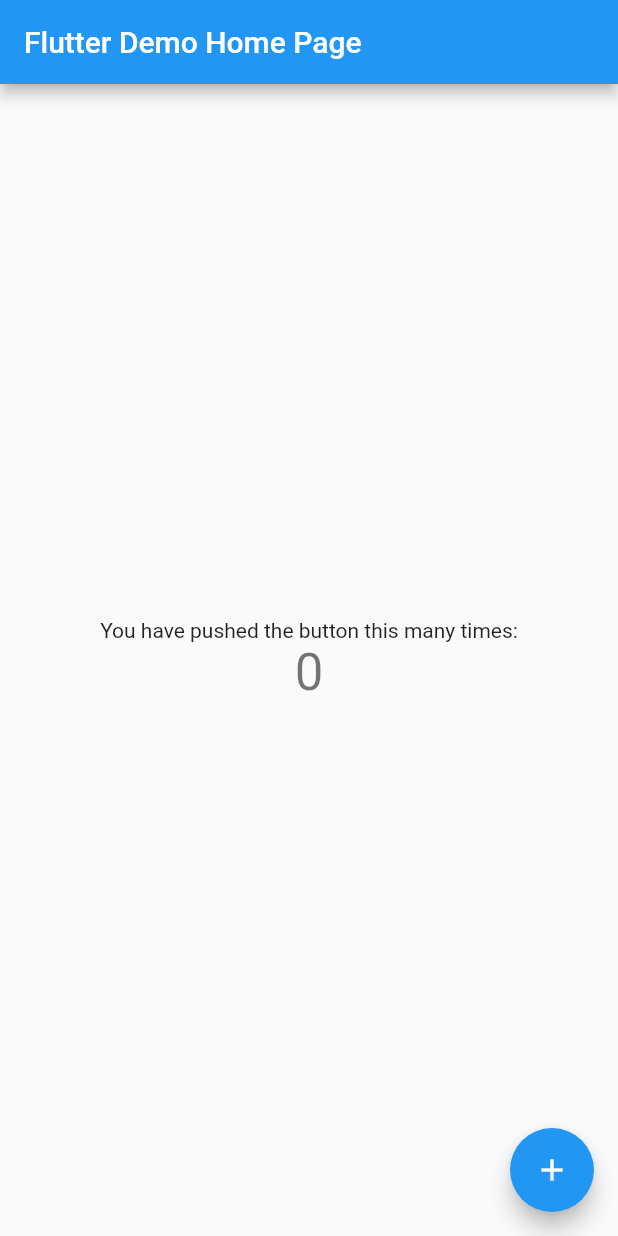
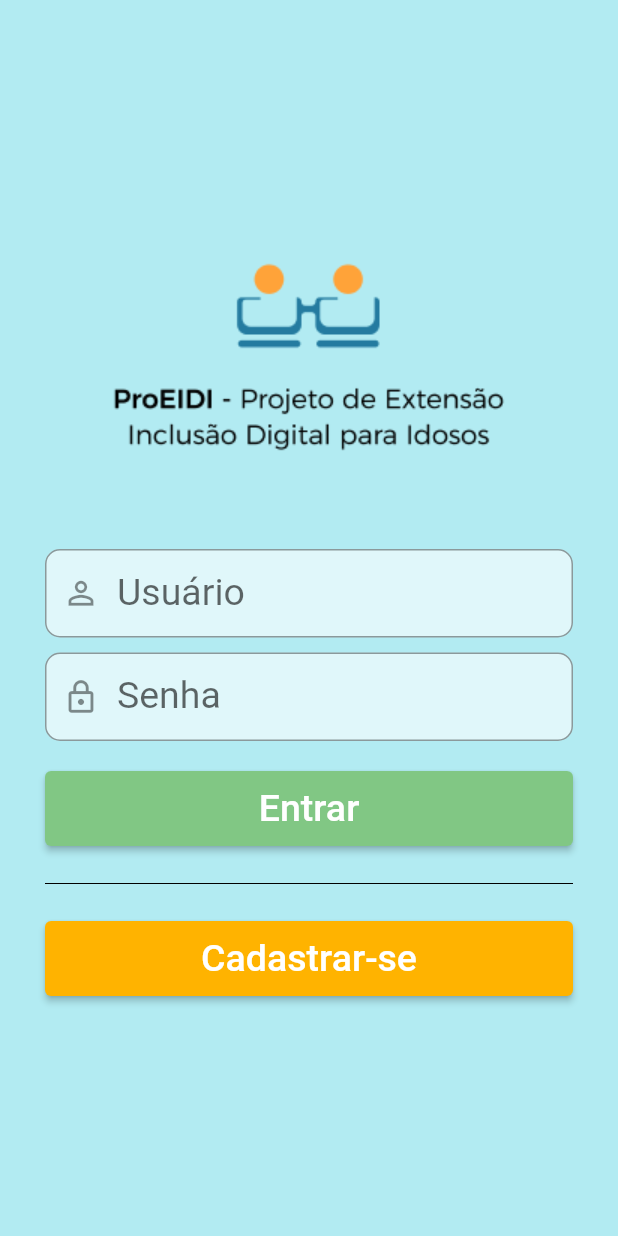
Before and after one commit to genarciso/projeto_forum_proeidi, a Flutter app: the screen it shows after launch, on a phone screen of 412 x 824 dp. Run offline on Flutter 3.47's test engine with Material 2 defaults, Android fonts, the phone set to English and light mode, and no system bars.

Commit message:
Criado menu, login e estrutura das telas do projeto

```diff
--- a/lib/main.dart
+++ b/lib/main.dart
@@ -1,113 +1,25 @@
 import 'package:flutter/material.dart';
+import 'package:projeto_forum_proeidi/ui/login/login.dart';
+import 'package:projeto_forum_proeidi/ui/topico/topico.dart';
 
 void main() {
   runApp(MyApp());
 }
 
 class MyApp extends StatelessWidget {
-  // This widget is the root of your application.
   @override
   Widget build(BuildContext context) {
     return MaterialApp(
-      title: 'Flutter Demo',
+      title: 'Forum ProEIDI',
       theme: ThemeData(
-        // This is the theme of your application.
-        //
-        // Try running your application with "flutter run". You'll see the
-        // application has a blue toolbar. Then, without quitting the app, try
-        // changing the primarySwatch below to Colors.green and then invoke
-        // "hot reload" (press "r" in the console where you ran "flutter run",
-        // or simply save your changes to "hot reload" in a Flutter IDE).
-        // Notice that the counter didn't reset back to zero; the application
-        // is not restarted.
-        primarySwatch: Colors.blue,
+        primarySwatch: Colors.cyan,
       ),
-      home: MyHomePage(title: 'Flutter Demo Home Page'),
+      initialRoute: '/',
+      routes: {
+        '/' : (context) => LoginPage(),
+        '/topico': (context) => TopicoPage(),
+      },
+
     );
   }
 }
-
-class MyHomePage extends StatefulWidget {
-  MyHomePage({Key key, this.title}) : super(key: key);
-
-  // This widget is the home page of your application. It is stateful, meaning
-  // that it has a State object (defined below) that contains fields that affect
-  // how it looks.
-
-  // This class is the configuration for the state. It holds the values (in this
-  // case the title) provided by the parent (in this case the App widget) and
-  // used by the build method of the State. Fields in a Widget subclass are
-  // always marked "final".
-
-  final String title;
-
-  @override
-  _MyHomePageState createState() => _MyHomePageState();
-}
-
-class _MyHomePageState extends State<MyHomePage> {
-  int _counter = 0;
-
-  void _incrementCounter() {
-    setState(() {
-      // This call to setState tells the Flutter framework that something has
-      // changed in this State, which causes it to rerun the build method below
-      // so that the display can reflect the updated values. If we changed
-      // _counter without calling setState(), then the build method would not be
-      // called again, and so nothing would appear to happen.
-      _counter++;
-    });
-  }
-
-  @override
-  Widget build(BuildContext context) {
-    // This method is rerun every time setState is called, for instance as done
-    // by the _incrementCounter method above.
-    //
-    // The Flutter framework has been optimized to make rerunning build methods
-    // fast, so that you can just rebuild anything that needs updating rather
-    // than having to individually change instances of widgets.
-    return Scaffold(
-      appBar: AppBar(
-        // Here we take the value from the MyHomePage object that was created by
-        // the App.build method, and use it to set our appbar title.
-        title: Text(widget.title),
-      ),
-      body: Center(
-        // Center is a layout widget. It takes a single child and positions it
-        // in the middle of the parent.
-        child: Column(
-          // Column is also a layout widget. It takes a list of children and
-          // arranges them vertically. By default, it sizes itself to fit its
-          // children horizontally, and tries to be as tall as its parent.
-          //
-          // Invoke "debug painting" (press "p" in the console, choose the
-          // "Toggle Debug Paint" action from the Flutter Inspector in Android
-          // Studio, or the "Toggle Debug Paint" command in Visual Studio Code)
-          // to see the wireframe for each widget.
-          //
-          // Column has various properties to control how it sizes itself and
-          // how it positions its children. Here we use mainAxisAlignment to
-          // center the children vertically; the main axis here is the vertical
-          // axis because Columns are vertical (the cross axis would be
-          // horizontal).
-          mainAxisAlignment: MainAxisAlignment.center,
-          children: <Widget>[
-            Text(
-              'You have pushed the button this many times:',
-            ),
-            Text(
-              '$_counter',
-              style: Theme.of(context).textTheme.headline4,
-            ),
-          ],
-        ),
-      ),
-      floatingActionButton: FloatingActionButton(
-        onPressed: _incrementCounter,
-        tooltip: 'Increment',
-        child: Icon(Icons.add),
-      ), // This trailing comma makes auto-formatting nicer for build methods.
-    );
-  }
-}
--- a/lib/ui/login/login.dart
+++ b/lib/ui/login/login.dart
@@ -0,0 +1,148 @@
+import 'package:flutter/cupertino.dart';
+import 'package:flutter/material.dart';
+import 'package:flutter/services.dart';
+
+class LoginPage extends StatefulWidget {
+  @override
+  _LoginPageState createState() => _LoginPageState();
+}
+
+class _LoginPageState extends State<LoginPage> {
+
+  String _usuario;
+  String _senha;
+
+  @override
+  Widget build(BuildContext context) {
+    return Scaffold(
+      backgroundColor: Colors.cyan.shade100,
+      body: SingleChildScrollView(
+        child: SizedBox(
+          width: MediaQuery.of(context).size.width,
+          height: MediaQuery.of(context).size.height,
+          child: Padding(
+            padding: EdgeInsets.only(left: 30, right: 30),
+            child: Column(
+              mainAxisAlignment: MainAxisAlignment.center,
+              children: [
+                Container(
+                  child: Image.asset('assets/images/logo.png'),
+                ),
+                SizedBox(height: 50,),
+                Container(
+                  decoration: BoxDecoration(
+                      color: Colors.cyan.shade50,
+                      borderRadius: BorderRadius.circular(10)
+                  ),
+                  child: TextField(
+                    keyboardType: TextInputType.emailAddress,
+                    decoration: InputDecoration(
+                        labelStyle: TextStyle(
+                            fontSize: 25
+                        ),
+                        prefixIcon: Icon(
+                          Icons.person_outline_outlined,
+                          size: 25,
+                        ),
+                        labelText: 'Usuário',
+                        border: OutlineInputBorder(
+                            borderRadius: BorderRadius.circular(10)
+                        )
+                    ),
+                    onChanged: (text) {
+                      _usuario = text;
+                    },
+                  ),
+                ),
+                SizedBox(
+                  height: 10,
+                ),
+                Container(
+                  decoration: BoxDecoration(
+                      color: Colors.cyan.shade50,
+                      borderRadius: BorderRadius.circular(10)
+                  ),
+                  child: TextField(
+                    obscureText: true,
+                    decoration: InputDecoration(
+                        prefixIcon: Icon(
+                          Icons.lock_outlined,
+                          size: 25,
+                        ),
+                        labelStyle: TextStyle(
+                            fontSize: 25
+                        ),
+                        labelText: 'Senha',
+                        border: OutlineInputBorder(
+                            borderRadius: BorderRadius.circular(10)
+                        )
+                    ),
+                    onChanged: (text) {
+                      _senha = text;
+                    },
+                  ),
+                ),
+                SizedBox(
+                  height: 20,
+                ),
+                ElevatedButton(onPressed: () {
+                  // TODO: Verificação do login
+                  if (_usuario == 'admin' && _senha == '123') {
+                    Navigator.of(context).pushNamed('/topico');
+                  }
+
+                },
+                  style: ButtonStyle(
+                    backgroundColor: MaterialStateProperty.resolveWith<Color>(
+                          (Set<MaterialState> states) {
+                        if (states.contains(MaterialState.pressed))
+                          return Colors.green.shade400;
+                        return Colors.green.shade300;
+                      },
+                    ),
+                  ),
+                  child: Container(
+                    width: double.infinity,
+                    height: 50,
+                    alignment: Alignment.center,
+                    child: Text('Entrar',
+                        style: TextStyle(
+                            fontSize: 25,
+                            color: Colors.white
+                        )
+                    ),
+                  ),
+                ),
+                Divider(color: Colors.black, height: 50),
+                ElevatedButton(
+                  style: ButtonStyle(
+                    backgroundColor: MaterialStateProperty.resolveWith<Color>(
+                          (Set<MaterialState> states) {
+                        if (states.contains(MaterialState.pressed))
+                          return Colors.amber.shade700;
+                        return Colors.amber.shade600; // Use the component's default.
+                      },
+                    ),
+                  ),
+                  onPressed: () {
+
+                  },
+                  child: Container(
+                      width: double.infinity,
+                      height: 50,
+                      alignment: Alignment.center,
+                      child: Text('Cadastrar-se',
+                          style: TextStyle(
+                          fontSize: 25,
+                          color: Colors.white
+                      ))
+                  ),
+                ),
+              ],
+            ),
+          ),
+        ),
+      ),
+    );
+  }
+}
```
Also changed, not shown: lib/ui/duvida/duvida.dart (+20 -0 lines), lib/ui/resposta/resposta.dart (+20 -0 lines), lib/ui/shared/menus.dart (added, +108 -0 lines), lib/ui/topico/topico.dart (+21 -0 lines), pubspec.yaml (+7 -3 lines), assets/images/logo-sem-nome.png (added), assets/images/logo.png (added), lib/repository/duvida_helper.dart (added), lib/repository/pessoa_helper.dart (added), lib/repository/resposta_helper.dart (added), lib/repository/topico_helper.dart (added), pubspec.lock, 1 other file.
